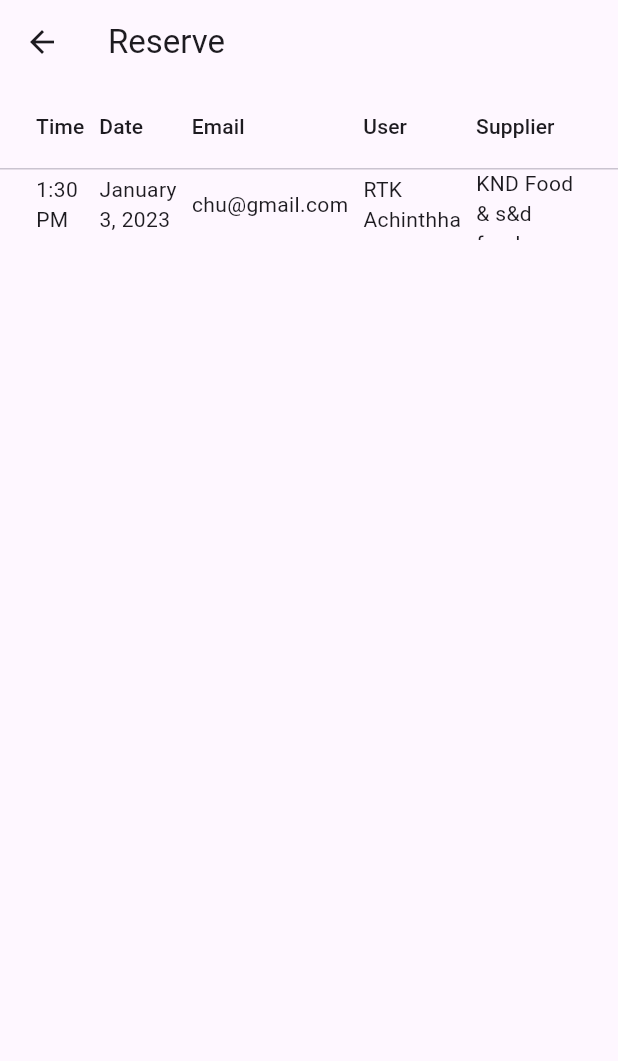
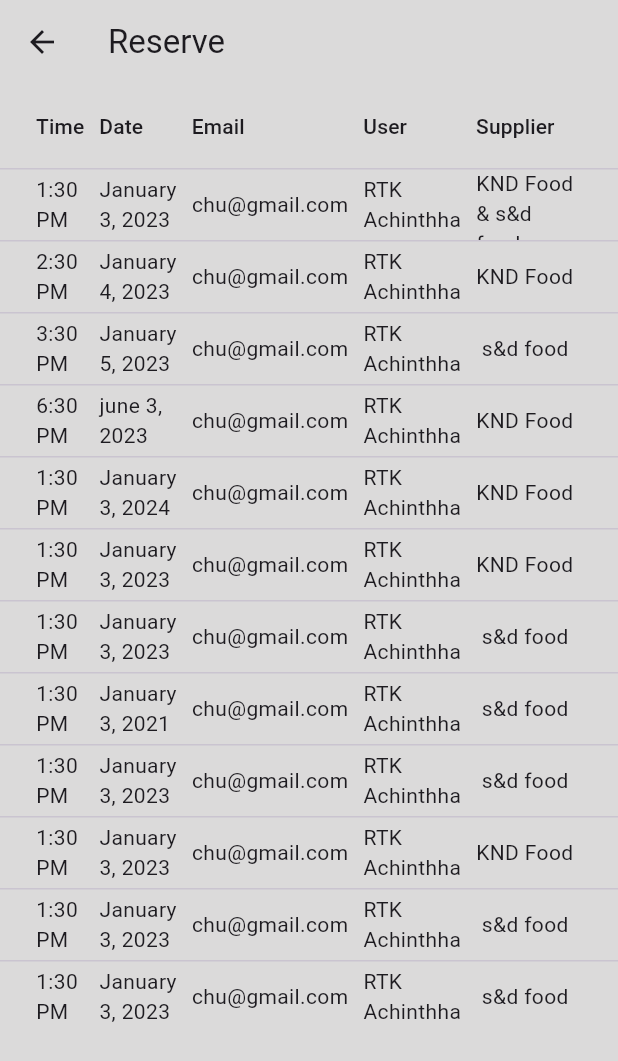
Before and after one commit to ssgamage/foodapp, a Flutter app: the NavigationPage screen opened directly, after a tap on "Reserved Details", on a phone screen of 412 x 824 dp. Shown: the top 1061 px of the screen. Run offline on Flutter 3.47's test engine with Material 3 defaults, Android fonts, the phone set to English and light mode, and no system bars; our stand-ins replace cloud_firestore, firebase_auth, firebase_core; accounts and stored records are empty; network calls fail.

Commit message:
Admin Flow some changes done

```diff
--- a/lib/pages/adminFlow/admin_usermanagement_page.dart
+++ b/lib/pages/adminFlow/admin_usermanagement_page.dart
@@ -62,7 +62,9 @@ class _UserPageState extends State<UserPage> {
   @override
   Widget build(BuildContext context) {
     return Scaffold(
+      backgroundColor: Color.fromARGB(255, 219, 218, 218),
       appBar: AppBar(
+        backgroundColor: Color.fromARGB(255, 219, 218, 218),
         title: Text('User Management'),
       ),
       body: Column(
--- a/lib/pages/adminFlow/bottomnavigationbar.dart
+++ b/lib/pages/adminFlow/bottomnavigationbar.dart
@@ -1,4 +1,5 @@
 import 'package:flutter/material.dart';
+import 'package:foodapp/constants/colors.dart';
 import 'package:foodapp/pages/adminFlow/admin_sellermanagement_page.dart';
 import 'package:foodapp/pages/adminFlow/admin_usermanagement_page.dart';
 import 'package:foodapp/pages/adminFlow/report_page.dart';
@@ -13,6 +14,18 @@ class _NavigationPageState extends State<NavigationPage> {
   @override
   Widget build(BuildContext context) {
     return Scaffold(
+      backgroundColor: Color.fromARGB(255, 219, 218, 218),
+      appBar: AppBar(
+        backgroundColor: Color.fromARGB(255, 219, 218, 218),
+        title: Text(
+          'Admin Dashboard',
+          style: TextStyle(
+            fontWeight: FontWeight.bold,
+            fontSize: 23,
+            color: CustomColor.textBlack,
+          ),
+        ),
+      ),
       body: Center(
         child: Column(
           mainAxisAlignment: MainAxisAlignment.center,
@@ -25,7 +38,21 @@ class _NavigationPageState extends State<NavigationPage> {
                 );
                 print('Button 1 pressed');
               },
-              child: Text('User Management'),
+              style: ElevatedButton.styleFrom(
+                backgroundColor: CustomColor.orangeMain,
+                fixedSize: Size(300, 75),
+              ),
+              child: Text(
+                'User Management',
+                style: TextStyle(
+                  color: CustomColor.textWhite,
+                  fontSize: 16,
+                  fontWeight: FontWeight.bold,
+                ),
+              ),
+            ),
+            SizedBox(
+              height: 10,
             ),
             ElevatedButton(
               onPressed: () {
@@ -35,7 +62,21 @@ class _NavigationPageState extends State<NavigationPage> {
                 );
                 print('Button 2 pressed');
               },
-              child: Text('Supplier Management'),
+              style: ElevatedButton.styleFrom(
+                backgroundColor: CustomColor.orangeMain,
+                fixedSize: Size(300, 75),
+              ),
+              child: Text(
+                'Supplier Management',
+                style: TextStyle(
+                  color: CustomColor.textWhite,
+                  fontSize: 16,
+                  fontWeight: FontWeight.bold,
+                ),
+              ),
+            ),
+            SizedBox(
+              height: 10,
             ),
             ElevatedButton(
               onPressed: () {
@@ -45,7 +86,21 @@ class _NavigationPageState extends State<NavigationPage> {
                 );
                 print('Button 3 pressed');
               },
-              child: Text('Reserved Details'),
+              style: ElevatedButton.styleFrom(
+                backgroundColor: CustomColor.orangeMain,
+                fixedSize: Size(300, 75),
+              ),
+              child: Text(
+                'Reserved Details',
+                style: TextStyle(
+                  color: CustomColor.textWhite,
+                  fontSize: 16,
+                  fontWeight: FontWeight.bold,
+                ),
+              ),
+            ),
+            SizedBox(
+              height: 10,
             ),
             ElevatedButton(
               onPressed: () {
@@ -55,7 +110,18 @@ class _NavigationPageState extends State<NavigationPage> {
                 );
                 print('Button 4 pressed');
               },
-              child: Text('Reports'),
+              style: ElevatedButton.styleFrom(
+                backgroundColor: CustomColor.orangeMain,
+                fixedSize: Size(300, 75),
+              ),
+              child: Text(
+                'Reports',
+                style: TextStyle(
+                  color: CustomColor.textWhite,
+                  fontSize: 16,
+                  fontWeight: FontWeight.bold,
+                ),
+              ),
             ),
           ],
         ),
--- a/lib/pages/adminFlow/report_page.dart
+++ b/lib/pages/adminFlow/report_page.dart
@@ -6,8 +6,8 @@ class ReportPage extends StatelessWidget {
   @override
   Widget build(BuildContext context) {
     return Scaffold(
-      backgroundColor: Color.fromARGB(255, 199, 195, 195),
       appBar: AppBar(
+        backgroundColor: Color.fromARGB(255, 219, 218, 218),
         title: Text(
           'Reports',
           style: TextStyle(
@@ -41,7 +41,7 @@ class ReportPage extends StatelessWidget {
       ),
       body: Center(
         child: Container(
-          color: CustomColor.textWhite,
+          color: Color.fromARGB(255, 219, 218, 218),
           child: Column(
             children: [
               SizedBox(height: 25),
--- a/lib/pages/adminFlow/reserve_list_page.dart
+++ b/lib/pages/adminFlow/reserve_list_page.dart
@@ -9,7 +9,83 @@ class ReserveDetailsPage extends StatelessWidget {
       'User': 'RTK Achinthha',
       'Supplier': 'KND Food & s&d food',
     },
-    // Add more entries as needed
+    {
+      'Time': '2:30 PM',
+      'Date': 'January 4, 2023',
+      'Email': 'chu@gmail.com',
+      'User': 'RTK Achinthha',
+      'Supplier': 'KND Food',
+    },
+    {
+      'Time': '3:30 PM',
+      'Date': 'January 5, 2023',
+      'Email': 'chu@gmail.com',
+      'User': 'RTK Achinthha',
+      'Supplier': " s&d food",
+    },
+    {
+      'Time': '6:30 PM',
+      'Date': 'june 3, 2023',
+      'Email': 'chu@gmail.com',
+      'User': 'RTK Achinthha',
+      'Supplier': 'KND Food ',
+    },
+    {
+      'Time': '1:30 PM',
+      'Date': 'January 3, 2024',
+      'Email': 'chu@gmail.com',
+      'User': 'RTK Achinthha',
+      'Supplier': 'KND Food ',
+    },
+    {
+      'Time': '1:30 PM',
+      'Date': 'January 3, 2023',
+      'Email': 'chu@gmail.com',
+      'User': 'RTK Achinthha',
+      'Supplier': 'KND Food ',
+    },
+    {
+      'Time': '1:30 PM',
+      'Date': 'January 3, 2023',
+      'Email': 'chu@gmail.com',
+      'User': 'RTK Achinthha',
+      'Supplier': ' s&d food',
+    },
+    {
+      'Time': '1:30 PM',
+      'Date': 'January 3, 2021',
+      'Email': 'chu@gmail.com',
+      'User': 'RTK Achinthha',
+      'Supplier': ' s&d food',
+    },
+    {
+      'Time': '1:30 PM',
+      'Date': 'January 3, 2023',
+      'Email': 'chu@gmail.com',
+      'User': 'RTK Achinthha',
+      'Supplier': ' s&d food',
+    },
+    {
+      'Time': '1:30 PM',
+      'Date': 'January 3, 2023',
+      'Email': 'chu@gmail.com',
+      'User': 'RTK Achinthha',
+      'Supplier': 'KND Food ',
+    },
+    {
+      'Time': '1:30 PM',
+      'Date': 'January 3, 2023',
+      'Email': 'chu@gmail.com',
+      'User': 'RTK Achinthha',
+      'Supplier': ' s&d food',
+    },
+    {
+      'Time': '1:30 PM',
+      'Date': 'January 3, 2023',
+      'Email': 'chu@gmail.com',
+      'User': 'RTK Achinthha',
+      'Supplier': ' s&d food',
+    },
   ];
 
   @override
@@ -26,7 +102,9 @@ class MyHomePage extends StatelessWidget {
   @override
   Widget build(BuildContext context) {
     return Scaffold(
+      backgroundColor: Color.fromARGB(255, 219, 218, 218),
       appBar: AppBar(
+        backgroundColor: Color.fromARGB(255, 219, 218, 218),
         title: Text('Reserve'),
       ),
       body: ListView(
```
